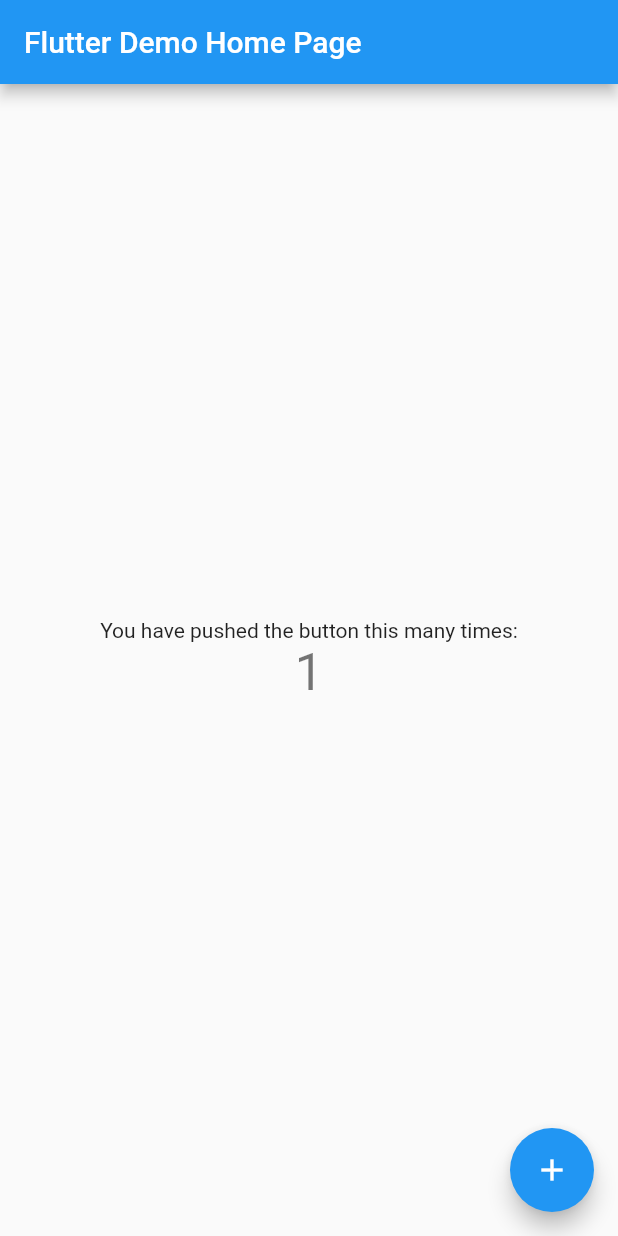
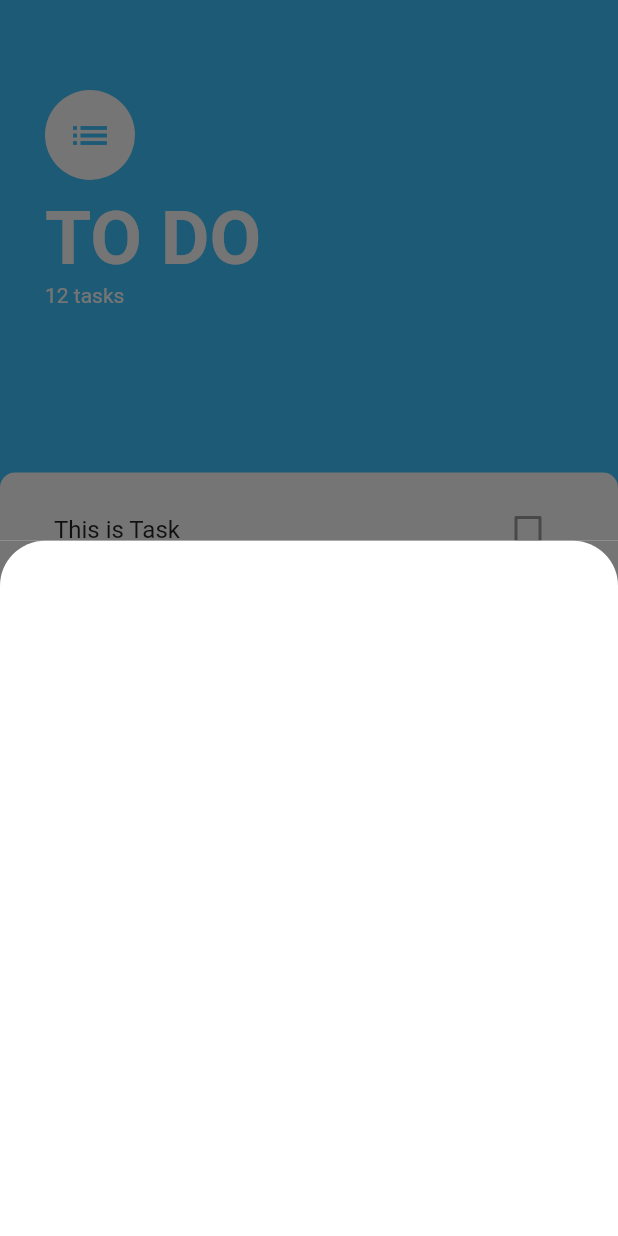
Before and after one commit to KTmifune/flutter_todo_app, a Flutter app: the screen it shows after launch, after a tap on the "add" icon, on a phone screen of 412 x 824 dp. Run offline on Flutter 3.47's test engine with Material 2 defaults, Android fonts, the phone set to English and light mode, and no system bars.

Commit message:
レイアウトの調整。モーダル画面の挿入

```diff
--- a/flutter_todo/lib/main.dart
+++ b/flutter_todo/lib/main.dart
@@ -1,111 +1,13 @@
 import 'package:flutter/material.dart';
+import 'package:flutter_todo/screens/task_screen.dart';
 
 void main() => runApp(MyApp());
 
 class MyApp extends StatelessWidget {
-  // This widget is the root of your application.
   @override
   Widget build(BuildContext context) {
     return MaterialApp(
-      title: 'Flutter Demo',
-      theme: ThemeData(
-        // This is the theme of your application.
-        //
-        // Try running your application with "flutter run". You'll see the
-        // application has a blue toolbar. Then, without quitting the app, try
-        // changing the primarySwatch below to Colors.green and then invoke
-        // "hot reload" (press "r" in the console where you ran "flutter run",
-        // or simply save your changes to "hot reload" in a Flutter IDE).
-        // Notice that the counter didn't reset back to zero; the application
-        // is not restarted.
-        primarySwatch: Colors.blue,
-      ),
-      home: MyHomePage(title: 'Flutter Demo Home Page'),
+      home: TaskScreen(),
     );
   }
 }
-
-class MyHomePage extends StatefulWidget {
-  MyHomePage({Key key, this.title}) : super(key: key);
-
-  // This widget is the home page of your application. It is stateful, meaning
-  // that it has a State object (defined below) that contains fields that affect
-  // how it looks.
-
-  // This class is the configuration for the state. It holds the values (in this
-  // case the title) provided by the parent (in this case the App widget) and
-  // used by the build method of the State. Fields in a Widget subclass are
-  // always marked "final".
-
-  final String title;
-
-  @override
-  _MyHomePageState createState() => _MyHomePageState();
-}
-
-class _MyHomePageState extends State<MyHomePage> {
-  int _counter = 0;
-
-  void _incrementCounter() {
-    setState(() {
-      // This call to setState tells the Flutter framework that something has
-      // changed in this State, which causes it to rerun the build method below
-      // so that the display can reflect the updated values. If we changed
-      // _counter without calling setState(), then the build method would not be
-      // called again, and so nothing would appear to happen.
-      _counter++;
-    });
-  }
-
-  @override
-  Widget build(BuildContext context) {
-    // This method is rerun every time setState is called, for instance as done
-    // by the _incrementCounter method above.
-    //
-    // The Flutter framework has been optimized to make rerunning build methods
-    // fast, so that you can just rebuild anything that needs updating rather
-    // than having to individually change instances of widgets.
-    return Scaffold(
-      appBar: AppBar(
-        // Here we take the value from the MyHomePage object that was created by
-        // the App.build method, and use it to set our appbar title.
-        title: Text(widget.title),
-      ),
-      body: Center(
-        // Center is a layout widget. It takes a single child and positions it
-        // in the middle of the parent.
-        child: Column(
-          // Column is also a layout widget. It takes a list of children and
-          // arranges them vertically. By default, it sizes itself to fit its
-          // children horizontally, and tries to be as tall as its parent.
-          //
-          // Invoke "debug painting" (press "p" in the console, choose the
-          // "Toggle Debug Paint" action from the Flutter Inspector in Android
-          // Studio, or the "Toggle Debug Paint" command in Visual Studio Code)
-          // to see the wireframe for each widget.
-          //
-          // Column has various properties to control how it sizes itself and
-          // how it positions its children. Here we use mainAxisAlignment to
-          // center the children vertically; the main axis here is the vertical
-          // axis because Columns are vertical (the cross axis would be
-          // horizontal).
-          mainAxisAlignment: MainAxisAlignment.center,
-          children: <Widget>[
-            Text(
-              'You have pushed the button this many times:',
-            ),
-            Text(
-              '$_counter',
-              style: Theme.of(context).textTheme.display1,
-            ),
-          ],
-        ),
-      ),
-      floatingActionButton: FloatingActionButton(
-        onPressed: _incrementCounter,
-        tooltip: 'Increment',
-        child: Icon(Icons.add),
-      ), // This trailing comma makes auto-formatting nicer for build methods.
-    );
-  }
-}
--- /dev/null
+++ b/flutter_todo/lib/screens/add_task_screen.dart
@@ -0,0 +1,19 @@
+import 'package:flutter/material.dart';
+
+class AddTaskScreen extends StatelessWidget {
+  @override
+  Widget build(BuildContext context) {
+    return Container(
+      color: Color(0xff757575),
+      child: Container(
+        decoration: BoxDecoration(
+          color: Colors.white,
+          borderRadius: BorderRadius.only(
+            topLeft: Radius.circular(30.0),
+            topRight: Radius.circular(30.0),
+          ),
+        ),
+      ),
+    );
+  }
+}
--- /dev/null
+++ b/flutter_todo/lib/screens/task_screen.dart
@@ -0,0 +1,80 @@
+import 'package:flutter/material.dart';
+import 'package:flutter_todo/widgets/tasks_list.dart';
+import 'package:flutter_todo/screens/add_task_screen.dart';
+
+class TaskScreen extends StatelessWidget {
+  @override
+  Widget build(BuildContext context) {
+    return Scaffold(
+      backgroundColor: Colors.lightBlueAccent,
+      floatingActionButton: FloatingActionButton(
+        backgroundColor: Colors.lightBlueAccent,
+        child: Icon(Icons.add),
+        onPressed: () {
+          //add slider
+          showModalBottomSheet(
+              context: context, builder: (context) => AddTaskScreen());
+        },
+      ),
+      body: SafeArea(
+        child: Column(
+          crossAxisAlignment: CrossAxisAlignment.start,
+          children: <Widget>[
+            Container(
+              padding: EdgeInsets.only(
+                  top: 60.0, bottom: 30.0, right: 30.0, left: 30.0),
+              child: Column(
+                crossAxisAlignment: CrossAxisAlignment.start,
+                children: <Widget>[
+                  CircleAvatar(
+                    backgroundColor: Colors.white,
+                    child: Icon(
+                      Icons.list,
+                      size: 30.0,
+                      color: Colors.lightBlueAccent,
+                    ),
+                    radius: 30.0,
+                  ),
+                  SizedBox(
+                    height: 10.0,
+                  ),
+                  Text(
+                    'TO DO',
+                    style: TextStyle(
+                      color: Colors.white,
+                      fontSize: 50.0,
+                      fontWeight: FontWeight.w700,
+                    ),
+                  ),
+                  Text(
+                    '12 tasks',
+                    style: TextStyle(
+                      color: Colors.white,
+                    ),
+                  ),
+                  SizedBox(
+                    height: 80.0,
+                  ),
+                ],
+              ),
+            ),
+            Expanded(
+              child: Container(
+                padding: EdgeInsets.symmetric(horizontal: 20.0, vertical: 10.0),
+                height: 300.0,
+                decoration: BoxDecoration(
+                  color: Colors.white,
+                  borderRadius: BorderRadius.only(
+                    topLeft: Radius.circular(10.0),
+                    topRight: Radius.circular(10.0),
+                  ),
+                ),
+                child: TasksList(),
+              ),
+            )
+          ],
+        ),
+      ),
+    );
+  }
+}
--- /dev/null
+++ b/flutter_todo/lib/widgets/tasks_list.dart
@@ -0,0 +1,19 @@
+import 'package:flutter/material.dart';
+import 'package:flutter_todo/widgets/tasks_tile.dart';
+
+class TasksList extends StatelessWidget {
+  const TasksList({
+    Key key,
+  }) : super(key: key);
+
+  @override
+  Widget build(BuildContext context) {
+    return ListView(
+      children: <Widget>[
+        TasksTile(),
+        TasksTile(),
+        TasksTile(),
+      ],
+    );
+  }
+}
--- /dev/null
+++ b/flutter_todo/lib/widgets/tasks_tile.dart
@@ -0,0 +1,17 @@
+import 'package:flutter/material.dart';
+
+class TasksTile extends StatelessWidget {
+  const TasksTile({
+    Key key,
+  }) : super(key: key);
+
+  @override
+  Widget build(BuildContext context) {
+    return ListTile(
+      title: Text('This is Task'),
+      trailing: Checkbox(
+        value: false,
+      ),
+    );
+  }
+}
```
